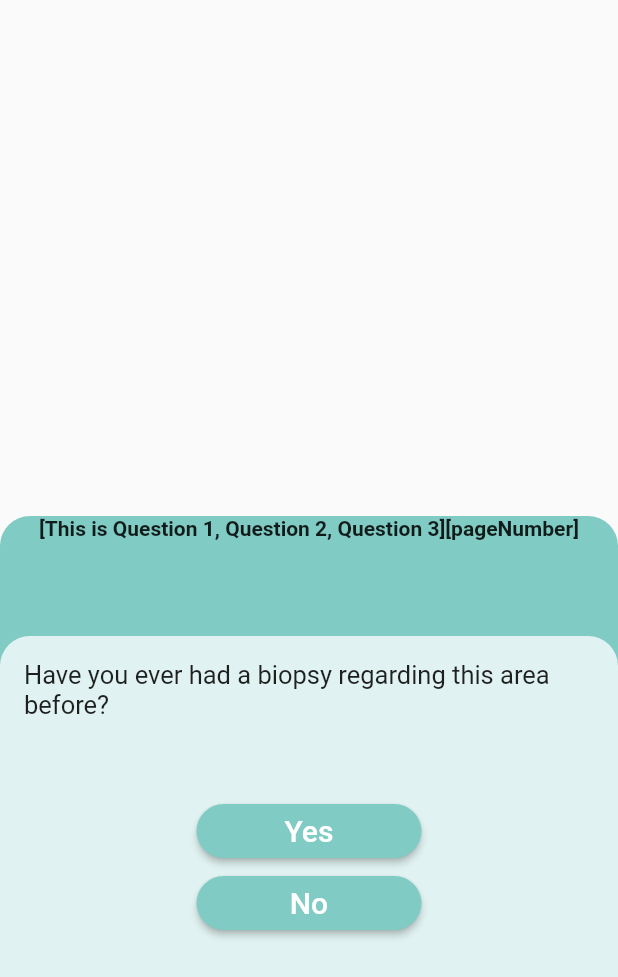
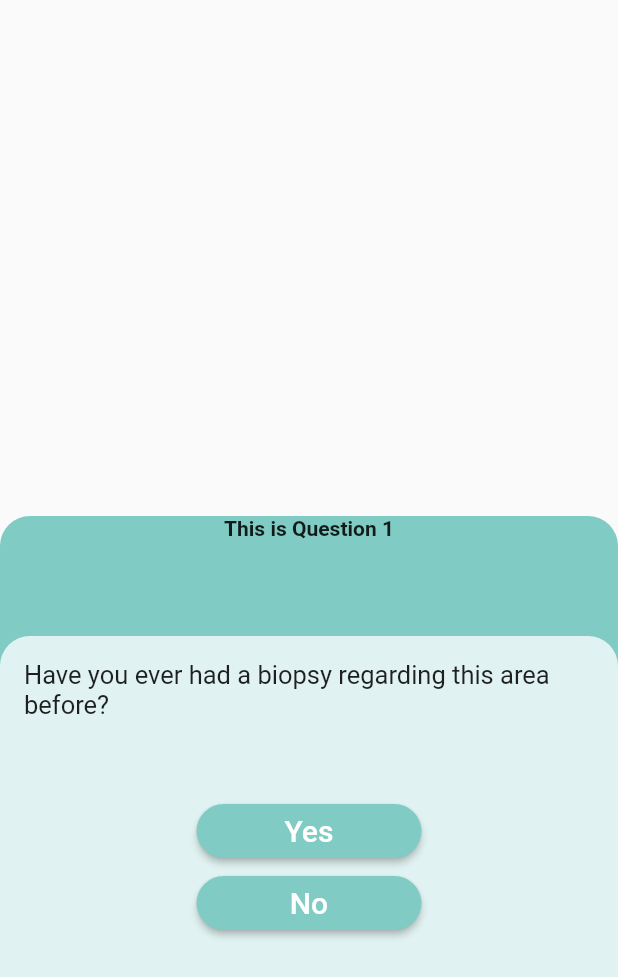
Before and after one commit to Endev-Brian-Kan/PageViewExercise, a Flutter app: the screen it shows after launch, on a phone screen of 412 x 824 dp. Shown: the top 977 px of the screen. Run offline on Flutter 3.47's test engine with Material 2 defaults, Android fonts, the phone set to English and light mode, and no system bars.

Commit message:
Removed app bar and app bar buttons.  Also changed Question Text template to take question.dart

```diff
--- a/lib/questions.dart
+++ b/lib/questions.dart
@@ -32,7 +32,7 @@ class Questionindex extends StatelessWidget {
   Widget build(BuildContext context) {
     return Container(
       child: Text(
-        '$questionsArray[pageNumber]',
+        questionsArray[pageNumber],
         textAlign: TextAlign.center,
         overflow: TextOverflow.ellipsis,
         style: TextStyle(fontWeight: FontWeight.bold),
```
Also changed, not shown: lib/main.dart (+0 -16 lines), lib/pageTemplate.dart (+0 -11 lines).
